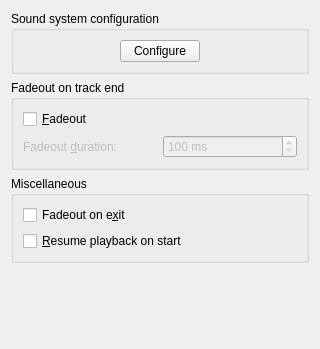
Qt form src/configdialog/dialogs/PlaybackConfig.ui (KDE/amarok) before a commit.
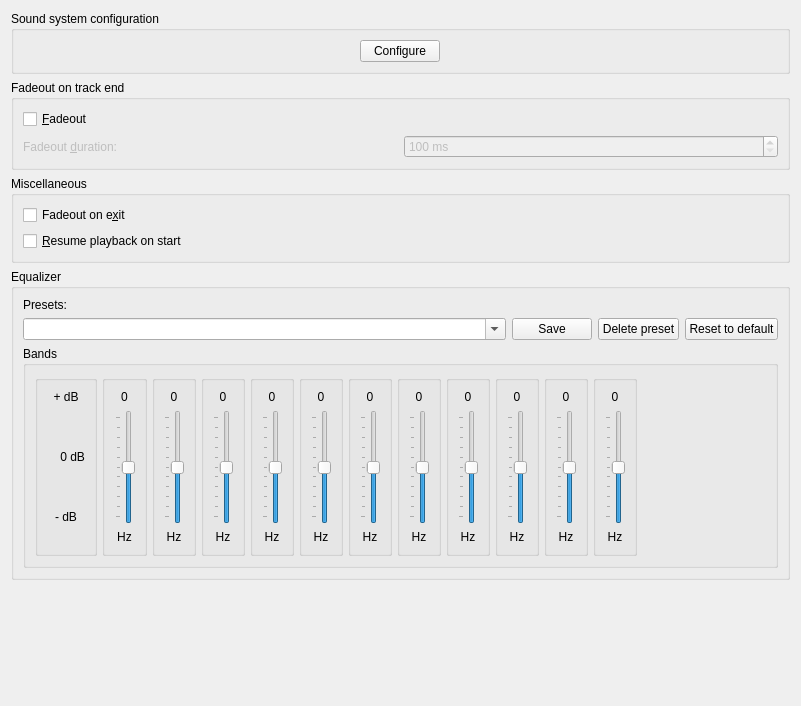
The same form after that commit.

Commit message: Add initial equalizer support for Amarok. Currently works only with phonon=xine backend and require latest phonon svn.

Diff of the .ui file:
```diff
--- a/src/configdialog/dialogs/PlaybackConfig.ui
+++ b/src/configdialog/dialogs/PlaybackConfig.ui
@@ -6,12 +6,12 @@
    <rect>
     <x>0</x>
     <y>0</y>
-    <width>320</width>
-    <height>349</height>
+    <width>801</width>
+    <height>706</height>
    </rect>
   </property>
-  <layout class="QVBoxLayout" name="verticalLayout_2">
-   <item>
+  <layout class="QGridLayout" name="gridLayout_5">
+   <item row="0" column="0">
     <widget class="QGroupBox" name="groupBox_2">
      <property name="title">
       <string>Sound system configuration</string>
@@ -33,7 +33,7 @@
      </layout>
     </widget>
    </item>
-   <item>
+   <item row="1" column="0">
     <widget class="QGroupBox" name="opt_crossfade_2">
      <property name="whatsThis">
       <string>&lt;b&gt;Quit Behavior&lt;/b&gt;
@@ -91,13 +91,13 @@
      </layout>
     </widget>
    </item>
-   <item>
+   <item row="2" column="0">
     <widget class="QGroupBox" name="groupBox">
      <property name="title">
       <string>Miscellaneous</string>
      </property>
      <layout class="QGridLayout" name="gridLayout_3">
-      <item row="0" column="0">
+      <item row="1" column="0">
        <widget class="QCheckBox" name="kcfg_FadeoutOnExit">
         <property name="toolTip">
          <string>If checked, Amarok will fade out the music on program exit.</string>
@@ -107,7 +107,7 @@
         </property>
        </widget>
       </item>
-      <item row="1" column="0">
+      <item row="2" column="0">
        <widget class="QCheckBox" name="kcfg_ResumePlayback">
         <property name="toolTip">
          <string>If checked, Amarok will&lt;br&gt;resume playback from where you left it the previous session -- just like a tape-player.</string>
@@ -120,7 +120,7 @@
      </layout>
     </widget>
    </item>
-   <item>
+   <item row="6" column="0">
     <spacer name="verticalSpacer">
      <property name="orientation">
       <enum>Qt::Vertical</enum>
@@ -133,6 +133,863 @@
      </property>
     </spacer>
    </item>
+   <item row="3" column="0">
+    <widget class="QGroupBox" name="EqualizerGroupBox">
+     <property name="title">
+      <string>Equalizer</string>
+     </property>
+     <layout class="QGridLayout" name="gridLayout_7">
+      <item row="2" column="0">
+       <widget class="QLabel" name="eqPresetslabel">
+        <property name="text">
+         <string>Presets:</string>
+        </property>
+       </widget>
+      </item>
+      <item row="5" column="0">
+       <widget class="QComboBox" name="eqPresets">
+        <property name="sizePolicy">
+         <sizepolicy hsizetype="Expanding" vsizetype="Fixed">
+          <horstretch>0</horstretch>
+          <verstretch>0</verstretch>
+         </sizepolicy>
+        </property>
+        <property name="toolTip">
+         <string>List of avaiable equalizer presets.</string>
+        </property>
+        <property name="editable">
+         <bool>true</bool>
+        </property>
+       </widget>
+      </item>
+      <item row="5" column="1">
+       <widget class="QPushButton" name="eqPresetSaveBtn">
+        <property name="sizePolicy">
+         <sizepolicy hsizetype="Fixed" vsizetype="Fixed">
+          <horstretch>0</horstretch>
+          <verstretch>0</verstretch>
+         </sizepolicy>
+        </property>
+        <property name="toolTip">
+         <string>Save changes of currently selected preset</string>
+        </property>
+        <property name="text">
+         <string>Save</string>
+        </property>
+       </widget>
+      </item>
+      <item row="5" column="2">
+       <widget class="QPushButton" name="eqPresetDeleteBtn">
+        <property name="sizePolicy">
+         <sizepolicy hsizetype="Fixed" vsizetype="Fixed">
+          <horstretch>0</horstretch>
+          <verstretch>0</verstretch>
+         </sizepolicy>
+        </property>
+        <property name="toolTip">
+         <string>Delete currently selected preset. Not avaiable for built-in presets.</string>
+        </property>
+        <property name="text">
+         <string>Delete preset</string>
+        </property>
+       </widget>
+      </item>
+      <item row="5" column="3">
+       <widget class="QPushButton" name="eqPresetResetBtn">
+        <property name="sizePolicy">
+         <sizepolicy hsizetype="Fixed" vsizetype="Fixed">
+          <horstretch>0</horstretch>
+          <verstretch>0</verstretch>
+         </sizepolicy>
+        </property>
+        <property name="toolTip">
+         <string>Reset selected preset setting to default. Avaiable only for built-in preset.</string>
+        </property>
+        <property name="text">
+         <string>Reset to default</string>
+        </property>
+       </widget>
+      </item>
+      <item row="7" column="0" rowspan="2" colspan="4">
+       <widget class="QGroupBox" name="eqBandsGroupBox">
+        <property name="sizePolicy">
+         <sizepolicy hsizetype="MinimumExpanding" vsizetype="Expanding">
+          <horstretch>0</horstretch>
+          <verstretch>0</verstretch>
+         </sizepolicy>
+        </property>
+        <property name="minimumSize">
+         <size>
+          <width>0</width>
+          <height>200</height>
+         </size>
+        </property>
+        <property name="title">
+         <string>Bands</string>
+        </property>
+        <property name="flat">
+         <bool>false</bool>
+        </property>
+        <layout class="QGridLayout" name="gridLayout_11">
+         <property name="horizontalSpacing">
+          <number>5</number>
+         </property>
+         <item row="0" column="1">
+          <widget class="QGroupBox" name="groupBox_4">
+           <property name="enabled">
+            <bool>true</bool>
+           </property>
+           <property name="sizePolicy">
+            <sizepolicy hsizetype="Fixed" vsizetype="Expanding">
+             <horstretch>0</horstretch>
+             <verstretch>0</verstretch>
+            </sizepolicy>
+           </property>
+           <property name="flat">
+            <bool>true</bool>
+           </property>
+           <property name="checkable">
+            <bool>false</bool>
+           </property>
+           <layout class="QVBoxLayout" name="verticalLayout_2">
+            <item>
+             <widget class="QLabel" name="eqMaxEq">
+              <property name="sizePolicy">
+               <sizepolicy hsizetype="Preferred" vsizetype="Preferred">
+                <horstretch>0</horstretch>
+                <verstretch>0</verstretch>
+               </sizepolicy>
+              </property>
+              <property name="text">
+               <string>+ dB</string>
+              </property>
+              <property name="alignment">
+               <set>Qt::AlignCenter</set>
+              </property>
+             </widget>
+            </item>
+            <item>
+             <spacer name="verticalSpacer_3">
+              <property name="orientation">
+               <enum>Qt::Vertical</enum>
+              </property>
+              <property name="sizeHint" stdset="0">
+               <size>
+                <width>20</width>
+                <height>40</height>
+               </size>
+              </property>
+             </spacer>
+            </item>
+            <item>
+             <widget class="QLabel" name="eqZero">
+              <property name="sizePolicy">
+               <sizepolicy hsizetype="Preferred" vsizetype="Preferred">
+                <horstretch>0</horstretch>
+                <verstretch>0</verstretch>
+               </sizepolicy>
+              </property>
+              <property name="text">
+               <string>    0 dB</string>
+              </property>
+              <property name="alignment">
+               <set>Qt::AlignCenter</set>
+              </property>
+             </widget>
+            </item>
+            <item>
+             <spacer name="verticalSpacer_4">
+              <property name="orientation">
+               <enum>Qt::Vertical</enum>
+              </property>
+              <property name="sizeHint" stdset="0">
+               <size>
+                <width>20</width>
+                <height>40</height>
+               </size>
+              </property>
+             </spacer>
+            </item>
+            <item>
+             <widget class="QLabel" name="eqMinEq">
+              <property name="text">
+               <string>- dB</string>
+              </property>
+              <property name="alignment">
+               <set>Qt::AlignCenter</set>
+              </property>
+             </widget>
+            </item>
+            <item>
+             <spacer name="verticalSpacer_2">
+              <property name="orientation">
+               <enum>Qt::Vertical</enum>
+              </property>
+              <property name="sizeHint" stdset="0">
+               <size>
+                <width>20</width>
+                <height>20</height>
+               </size>
+              </property>
+             </spacer>
+            </item>
+           </layout>
+          </widget>
+         </item>
+         <item row="0" column="2">
+          <widget class="QGroupBox" name="eqPreampGroupBox">
+           <property name="sizePolicy">
+            <sizepolicy hsizetype="Fixed" vsizetype="Preferred">
+             <horstretch>0</horstretch>
+             <verstretch>0</verstretch>
+            </sizepolicy>
+           </property>
+           <property name="title">
+            <string notr="true"/>
+           </property>
+           <property name="flat">
+            <bool>true</bool>
+           </property>
+           <layout class="QVBoxLayout" name="verticalLayout">
+            <item>
+             <widget class="QLabel" name="eqPreampValue">
+              <property name="text">
+               <string>0</string>
+              </property>
+              <property name="alignment">
+               <set>Qt::AlignCenter</set>
+              </property>
+             </widget>
+            </item>
+            <item>
+             <layout class="QHBoxLayout" name="eqPrampHLayout">
+              <property name="leftMargin">
+               <number>1</number>
+              </property>
+              <item>
+               <widget class="QSlider" name="eqPreampSlider">
+                <property name="sizePolicy">
+                 <sizepolicy hsizetype="Fixed" vsizetype="Expanding">
+                  <horstretch>0</horstretch>
+                  <verstretch>0</verstretch>
+                 </sizepolicy>
+                </property>
+                <property name="layoutDirection">
+                 <enum>Qt::LeftToRight</enum>
+                </property>
+                <property name="minimum">
+                 <number>-100</number>
+                </property>
+                <property name="maximum">
+                 <number>100</number>
+                </property>
+                <property name="sliderPosition">
+                 <number>0</number>
+                </property>
+                <property name="orientation">
+                 <enum>Qt::Vertical</enum>
+                </property>
+                <property name="tickPosition">
+                 <enum>QSlider::TicksAbove</enum>
+                </property>
+                <property name="tickInterval">
+                 <number>20</number>
+                </property>
+               </widget>
+              </item>
+             </layout>
+            </item>
+            <item>
+             <widget class="QLabel" name="eqPreampLabel">
+              <property name="text">
+               <string>Hz</string>
+              </property>
+              <property name="alignment">
+               <set>Qt::AlignCenter</set>
+              </property>
+             </widget>
+            </item>
+           </layout>
+          </widget>
+         </item>
+         <item row="0" column="13">
+          <spacer name="eqHorizontalSpacer1">
+           <property name="orientation">
+            <enum>Qt::Horizontal</enum>
+           </property>
+           <property name="sizeHint" stdset="0">
+            <size>
+             <width>40</width>
+             <height>20</height>
+            </size>
+           </property>
+          </spacer>
+         </item>
+         <item row="0" column="3">
+          <widget class="QGroupBox" name="eqBand0GroupBox">
+           <property name="sizePolicy">
+            <sizepolicy hsizetype="Fixed" vsizetype="Preferred">
+             <horstretch>0</horstretch>
+             <verstretch>0</verstretch>
+            </sizepolicy>
+           </property>
+           <property name="title">
+            <string notr="true"/>
+           </property>
+           <property name="flat">
+            <bool>true</bool>
+           </property>
+           <layout class="QVBoxLayout" name="verticalLayout_3">
+            <item>
+             <widget class="QLabel" name="eqBand0Value">
+              <property name="text">
+               <string>0</string>
+              </property>
+              <property name="alignment">
+               <set>Qt::AlignCenter</set>
+              </property>
+             </widget>
+            </item>
+            <item>
+             <layout class="QHBoxLayout" name="eqBand0HLayout">
+              <item>
+               <widget class="QSlider" name="eqBand0Slider">
+                <property name="minimum">
+                 <number>-100</number>
+                </property>
+                <property name="maximum">
+                 <number>100</number>
+                </property>
+                <property name="orientation">
+                 <enum>Qt::Vertical</enum>
+                </property>
+                <property name="tickPosition">
+                 <enum>QSlider::TicksAbove</enum>
+                </property>
+                <property name="tickInterval">
+                 <number>20</number>
+                </property>
+               </widget>
+              </item>
+             </layout>
+            </item>
+            <item>
+             <widget class="QLabel" name="eqBand0Label">
+              <property name="text">
+               <string>Hz</string>
+              </property>
+              <property name="scaledContents">
+               <bool>false</bool>
+              </property>
+              <property name="alignment">
+               <set>Qt::AlignCenter</set>
+              </property>
+              <property name="wordWrap">
+               <bool>false</bool>
+              </property>
+             </widget>
+            </item>
+           </layout>
+          </widget>
+         </item>
+         <item row="0" column="4">
+          <widget class="QGroupBox" name="eqBand1GroupBox">
+           <property name="title">
+            <string notr="true"/>
+           </property>
+           <property name="flat">
+            <bool>true</bool>
+           </property>
+           <layout class="QVBoxLayout" name="verticalLayout_4">
+            <item>
+             <widget class="QLabel" name="eqBand1Value">
+              <property name="text">
+               <string>0</string>
+              </property>
+              <property name="alignment">
+               <set>Qt::AlignCenter</set>
+              </property>
+             </widget>
+            </item>
+            <item>
+             <layout class="QHBoxLayout" name="eqBand1HLayout">
+              <item>
+               <widget class="QSlider" name="eqBand1Slider">
+                <property name="minimum">
+                 <number>-100</number>
+                </property>
+                <property name="maximum">
+                 <number>100</number>
+                </property>
+                <property name="orientation">
+                 <enum>Qt::Vertical</enum>
+                </property>
+                <property name="tickPosition">
+                 <enum>QSlider::TicksAbove</enum>
+                </property>
+                <property name="tickInterval">
+                 <number>20</number>
+                </property>
+               </widget>
+              </item>
+             </layout>
+            </item>
+            <item>
+             <widget class="QLabel" name="eqBand1Label">
+              <property name="text">
+               <string>Hz</string>
+              </property>
+              <property name="alignment">
+               <set>Qt::AlignCenter</set>
+              </property>
+             </widget>
+            </item>
+           </layout>
+          </widget>
+         </item>
+         <item row="0" column="5">
+          <widget class="QGroupBox" name="eqBand2GroupBox">
+           <property name="flat">
+            <bool>true</bool>
+           </property>
+           <layout class="QVBoxLayout" name="verticalLayout_5">
+            <item>
+             <widget class="QLabel" name="eqBand2Value">
+              <property name="text">
+               <string>0</string>
+              </property>
+              <property name="alignment">
+               <set>Qt::AlignCenter</set>
+              </property>
+             </widget>
+            </item>
+            <item>
+             <layout class="QHBoxLayout" name="eqBand2HLayout">
+              <item>
+               <widget class="QSlider" name="eqBand2Slider">
+                <property name="minimum">
+                 <number>-100</number>
+                </property>
+                <property name="maximum">
+                 <number>100</number>
+                </property>
+                <property name="orientation">
+                 <enum>Qt::Vertical</enum>
+                </property>
+                <property name="tickPosition">
+                 <enum>QSlider::TicksAbove</enum>
+                </property>
+                <property name="tickInterval">
+                 <number>20</number>
+                </property>
+               </widget>
+              </item>
+             </layout>
+            </item>
+            <item>
+             <widget class="QLabel" name="eqBand2Label">
+              <property name="text">
+               <string>Hz</string>
+              </property>
+              <property name="alignment">
+               <set>Qt::AlignCenter</set>
+              </property>
+             </widget>
+            </item>
+           </layout>
+          </widget>
+         </item>
+         <item row="0" column="6">
+          <widget class="QGroupBox" name="eqBand3GroupBox">
+           <property name="title">
+            <string notr="true"/>
+           </property>
+           <property name="flat">
+            <bool>true</bool>
+           </property>
+           <layout class="QVBoxLayout" name="verticalLayout_6">
+            <item>
+             <widget class="QLabel" name="eqBand3Value">
+              <property name="text">
+               <string>0</string>
+              </property>
+              <property name="alignment">
+               <set>Qt::AlignCenter</set>
+              </property>
+             </widget>
+            </item>
+            <item>
+             <layout class="QHBoxLayout" name="eqBand3HLayout">
+              <item>
+               <widget class="QSlider" name="eqBand3Slider">
+                <property name="minimum">
+                 <number>-100</number>
+                </property>
+                <property name="maximum">
+                 <number>100</number>
+                </property>
+                <property name="orientation">
+                 <enum>Qt::Vertical</enum>
+                </property>
+                <property name="tickPosition">
+                 <enum>QSlider::TicksAbove</enum>
+                </property>
+                <property name="tickInterval">
+                 <number>20</number>
+                </property>
+               </widget>
+              </item>
+             </layout>
+            </item>
+            <item>
+             <widget class="QLabel" name="eqBand3Label">
+              <property name="text">
+               <string>Hz</string>
+              </property>
+              <property name="alignment">
+               <set>Qt::AlignCenter</set>
+              </property>
+             </widget>
+            </item>
+           </layout>
+          </widget>
+         </item>
+         <item row="0" column="7">
+          <widget class="QGroupBox" name="eqBand4GroupBox">
+           <property name="flat">
+            <bool>true</bool>
+           </property>
+           <layout class="QVBoxLayout" name="verticalLayout_7">
+            <item>
+             <widget class="QLabel" name="eqBand4Value">
+              <property name="text">
+               <string>0</string>
+              </property>
+              <property name="alignment">
+               <set>Qt::AlignCenter</set>
+              </property>
+             </widget>
+            </item>
+            <item>
+             <layout class="QHBoxLayout" name="eqBand4HLayout">
+              <item>
+               <widget class="QSlider" name="eqBand4Slider">
+                <property name="minimum">
+                 <number>-100</number>
+                </property>
+                <property name="maximum">
+                 <number>100</number>
+                </property>
+                <property name="orientation">
+                 <enum>Qt::Vertical</enum>
+                </property>
+                <property name="tickPosition">
+                 <enum>QSlider::TicksAbove</enum>
+                </property>
+                <property name="tickInterval">
+                 <number>20</number>
+                </property>
+               </widget>
+              </item>
+             </layout>
+            </item>
+            <item>
+             <widget class="QLabel" name="eqBand4Label">
+              <property name="text">
+               <string>Hz</string>
+              </property>
+              <property name="alignment">
+               <set>Qt::AlignCenter</set>
+              </property>
+             </widget>
+            </item>
+           </layout>
+          </widget>
+         </item>
+         <item row="0" column="8">
+          <widget class="QGroupBox" name="eqBand5GroupBox">
+           <property name="flat">
+            <bool>true</bool>
+           </property>
+           <layout class="QVBoxLayout" name="verticalLayout_10">
+            <item>
+             <widget class="QLabel" name="eqBand5Value">
+              <property name="text">
+               <string>0</string>
+              </property>
+              <property name="alignment">
+               <set>Qt::AlignCenter</set>
+              </property>
+             </widget>
+            </item>
+            <item>
+             <layout class="QHBoxLayout" name="eqBand5HLayout">
+              <item>
+               <widget class="QSlider" name="eqBand5Slider">
+                <property name="minimum">
+                 <number>-100</number>
+                </property>
+                <property name="maximum">
+                 <number>100</number>
+                </property>
+                <property name="orientation">
+                 <enum>Qt::Vertical</enum>
+                </property>
+                <property name="tickPosition">
+                 <enum>QSlider::TicksAbove</enum>
+                </property>
+                <property name="tickInterval">
+                 <number>20</number>
+                </property>
+               </widget>
+              </item>
+             </layout>
+            </item>
+            <item>
+             <widget class="QLabel" name="eqBand5Label">
+              <property name="text">
+               <string>Hz</string>
+              </property>
+              <property name="alignment">
+               <set>Qt::AlignCenter</set>
+              </property>
+             </widget>
+            </item>
+           </layout>
+          </widget>
+         </item>
+         <item row="0" column="9">
+          <widget class="QGroupBox" name="eqBand6GroupBox">
+           <property name="sizePolicy">
+            <sizepolicy hsizetype="Preferred" vsizetype="Preferred">
+             <horstretch>0</horstretch>
+             <verstretch>0</verstretch>
+            </sizepolicy>
+           </property>
+           <property name="title">
+            <string notr="true"/>
+           </property>
+           <property name="flat">
+            <bool>true</bool>
+           </property>
+           <layout class="QVBoxLayout" name="verticalLayout_11">
+            <item>
+             <widget class="QLabel" name="eqBand6Value">
+              <property name="text">
+               <string>0</string>
+              </property>
+              <property name="alignment">
+               <set>Qt::AlignCenter</set>
+              </property>
+             </widget>
+            </item>
+            <item>
+             <layout class="QHBoxLayout" name="eqBand6HLayout">
+              <item>
+               <widget class="QSlider" name="eqBand6Slider">
+                <property name="minimum">
+                 <number>-100</number>
+                </property>
+                <property name="maximum">
+                 <number>100</number>
+                </property>
+                <property name="orientation">
+                 <enum>Qt::Vertical</enum>
+                </property>
+                <property name="tickPosition">
+                 <enum>QSlider::TicksAbove</enum>
+                </property>
+                <property name="tickInterval">
+                 <number>20</number>
+                </property>
+               </widget>
+              </item>
+             </layout>
+            </item>
+            <item>
+             <widget class="QLabel" name="eqBand6Label">
+              <property name="text">
+               <string>Hz</string>
+              </property>
+              <property name="alignment">
+               <set>Qt::AlignCenter</set>
+              </property>
+             </widget>
+            </item>
+           </layout>
+          </widget>
+         </item>
+         <item row="0" column="10">
+          <widget class="QGroupBox" name="eqBand7GroupBox">
+           <property name="title">
+            <string notr="true"/>
+           </property>
+           <property name="flat">
+            <bool>true</bool>
+           </property>
+           <layout class="QVBoxLayout" name="verticalLayout_8">
+            <item>
+             <widget class="QLabel" name="eqBand7Value">
+              <property name="text">
+               <string>0</string>
+              </property>
+              <property name="alignment">
+               <set>Qt::AlignCenter</set>
+              </property>
+             </widget>
+            </item>
+            <item>
+             <layout class="QHBoxLayout" name="eqBand7HLayout">
+              <item>
+               <widget class="QSlider" name="eqBand7Slider">
+                <property name="minimum">
+                 <number>-100</number>
+                </property>
+                <property name="maximum">
+                 <number>100</number>
+                </property>
+                <property name="orientation">
+                 <enum>Qt::Vertical</enum>
+                </property>
+                <property name="tickPosition">
+                 <enum>QSlider::TicksAbove</enum>
+                </property>
+                <property name="tickInterval">
+                 <number>20</number>
+                </property>
+               </widget>
+              </item>
+             </layout>
+            </item>
+            <item>
+             <widget class="QLabel" name="eqBand7Label">
+              <property name="text">
+               <string>Hz</string>
+              </property>
+              <property name="alignment">
+               <set>Qt::AlignCenter</set>
+              </property>
+             </widget>
+            </item>
+           </layout>
+          </widget>
+         </item>
+         <item row="0" column="11">
+          <widget class="QGroupBox" name="eqBand8GroupBox">
+           <property name="title">
+            <string notr="true"/>
+           </property>
+           <property name="flat">
+            <bool>true</bool>
+           </property>
+           <layout class="QVBoxLayout" name="verticalLayout_9">
+            <item>
+             <widget class="QLabel" name="eqBand8Value">
+              <property name="text">
+               <string>0</string>
+              </property>
+              <property name="alignment">
+               <set>Qt::AlignCenter</set>
+              </property>
+             </widget>
+            </item>
+            <item>
+             <layout class="QHBoxLayout" name="eqBand8HLayout">
+              <item>
+               <widget class="QSlider" name="eqBand8Slider">
+                <property name="minimum">
+                 <number>-100</number>
+                </property>
+                <property name="maximum">
+                 <number>100</number>
+                </property>
+                <property name="orientation">
+                 <enum>Qt::Vertical</enum>
+                </property>
+                <property name="tickPosition">
+                 <enum>QSlider::TicksAbove</enum>
+                </property>
+                <property name="tickInterval">
+                 <number>20</number>
+                </property>
+               </widget>
+              </item>
+             </layout>
+            </item>
+            <item>
+             <widget class="QLabel" name="eqBand8Label">
+              <property name="text">
+               <string>Hz</string>
+              </property>
+              <property name="alignment">
+               <set>Qt::AlignCenter</set>
+              </property>
+             </widget>
+            </item>
+           </layout>
+          </widget>
+         </item>
+         <item row="0" column="12">
+          <widget class="QGroupBox" name="eqBand9GroupBox">
+           <property name="title">
+            <string notr="true"/>
+           </property>
+           <property name="flat">
+            <bool>true</bool>
+           </property>
+           <layout class="QVBoxLayout" name="verticalLayout_12">
+            <item>
+             <widget class="QLabel" name="eqBand9Value">
+              <property name="text">
+               <string>0</string>
+              </property>
+              <property name="alignment">
+               <set>Qt::AlignCenter</set>
+              </property>
+             </widget>
+            </item>
+            <item>
+             <layout class="QHBoxLayout" name="eqBand9HLayout">
+              <item>
+               <widget class="QSlider" name="eqBand9Slider">
+                <property name="minimum">
+                 <number>-100</number>
+                </property>
+                <property name="maximum">
+                 <number>100</number>
+                </property>
+                <property name="orientation">
+                 <enum>Qt::Vertical</enum>
+                </property>
+                <property name="tickPosition">
+                 <enum>QSlider::TicksAbove</enum>
+                </property>
+                <property name="tickInterval">
+                 <number>20</number>
+                </property>
+               </widget>
+              </item>
+             </layout>
+            </item>
+            <item>
+             <widget class="QLabel" name="eqBand9Label">
+              <property name="text">
+               <string>Hz</string>
+              </property>
+              <property name="alignment">
+               <set>Qt::AlignCenter</set>
+              </property>
+             </widget>
+            </item>
+           </layout>
+          </widget>
+         </item>
+        </layout>
+       </widget>
+      </item>
+     </layout>
+    </widget>
+   </item>
   </layout>
  </widget>
  <tabstops>
```
The commit also changes 8 other files.
